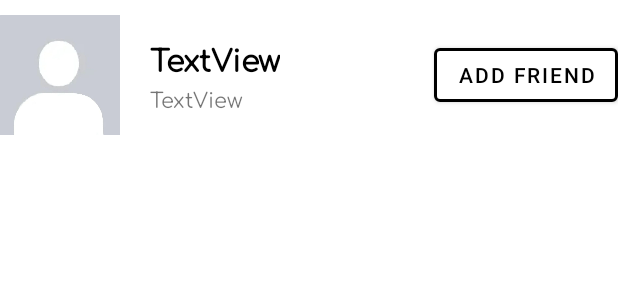
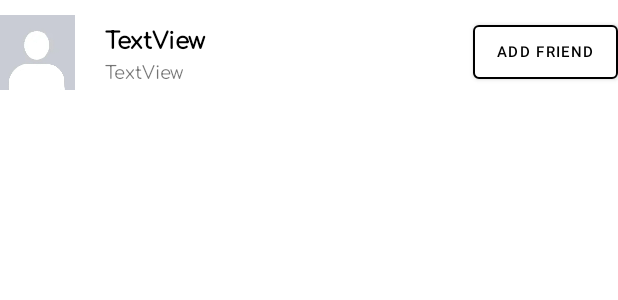
Before and after one commit to habumi932/booktrade, an Android app: the layout listview_search_users_row.xml on its own in the app's theme, with its tools: preview values and no code run, on a phone screen of 412 x 824 dp. Shown: the top 300 px of the screen. Run offline under Robolectric (Android 15) with nearby library versions, the phone set to English and light mode, and no system bars.

```diff
--- a/app/src/main/java/com/hangbui/booktrade/BooksFragment.java
+++ b/app/src/main/java/com/hangbui/booktrade/BooksFragment.java
@@ -10,7 +10,6 @@ import androidx.fragment.app.Fragment;
 import androidx.fragment.app.FragmentManager;
 import androidx.fragment.app.FragmentTransaction;
 
-import android.util.Log;
 import android.view.LayoutInflater;
 import android.view.View;
 import android.view.ViewGroup;
@@ -89,7 +88,7 @@ public class BooksFragment extends Fragment {
     }
 
     private void updateListviewBooks(View view) {
-        CustomAdapter adapter = new CustomAdapter(getActivity(), books);
+        CustomAdapterBooks adapter = new CustomAdapterBooks(getActivity(), books);
         ListView listviewBooks = view.findViewById(R.id.listview_books);
         listviewBooks.setOnItemClickListener(listview_books_itemClickListener);
         listviewBooks.setAdapter(adapter);
--- a/app/src/main/java/com/hangbui/booktrade/CustomAdapter.java
+++ b/app/src/main/java/com/hangbui/booktrade/CustomAdapterBooks.java
@@ -9,12 +9,12 @@ import android.widget.TextView;
 
 import java.util.List;
 
-public class CustomAdapter extends BaseAdapter {
+public class CustomAdapterBooks extends BaseAdapter {
 
     private Context context;
     private List<Book> books;
 
-    public CustomAdapter(Context context, List<Book> books){
+    public CustomAdapterBooks(Context context, List<Book> books){
         this.context = context;
         this.books = books;
     }
--- a/app/src/main/res/layout/listview_search_users_row.xml
+++ b/app/src/main/res/layout/listview_search_users_row.xml
@@ -7,8 +7,8 @@
 
     <ImageView
         android:id="@+id/imageView_user_photo"
-        android:layout_width="100dp"
-        android:layout_height="100dp"
+        android:layout_width="70dp"
+        android:layout_height="70dp"
         android:layout_weight="0"
         android:paddingEnd="20dp"
         android:src="@drawable/default_profile_pic" />
@@ -27,7 +27,7 @@
             android:fontFamily="@font/comfortaa"
             android:text="TextView"
             android:textColor="@color/black"
-            android:textSize="20sp"
+            android:textSize="15sp"
             android:textStyle="bold" />
 
         <TextView
@@ -35,7 +35,8 @@
             android:layout_width="wrap_content"
             android:layout_height="wrap_content"
             android:fontFamily="@font/comfortaa"
-            android:text="TextView" />
+            android:text="TextView"
+            android:textSize="12sp" />
 
     </LinearLayout>
 
@@ -47,7 +48,8 @@
         android:backgroundTint="@color/white"
         android:text="@string/button_add_friend"
         android:textColor="@color/black"
+        android:textSize="10sp"
         app:strokeColor="@color/black"
-        app:strokeWidth="2dp" />
+        app:strokeWidth="1dp" />
 
 </LinearLayout>
```
Also changed, not shown: app/src/main/java/com/hangbui/booktrade/CustomAdapterSearchUsers.java (added, +53 -0 lines), app/src/main/java/com/hangbui/booktrade/SearchFragment.java (+71 -0 lines), app/src/main/res/layout/fragment_search.xml (+5 -2 lines).
